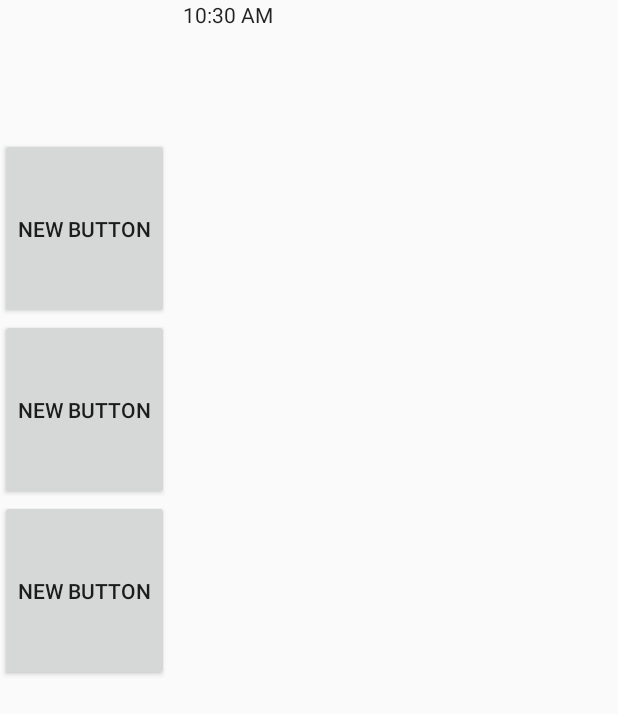
After one commit to appinsideworks/IndicadoresEstadisticos, an Android app: the layout activity_details.xml on its own in the app's theme, with its tools: preview values and no code run, on a phone screen of 412 x 824 dp. The commit adds this screen. Shown: the top 714 px of the screen. Run offline under Robolectric (Android 15) with nearby library versions, the phone set to English and light mode, and no system bars.

Commit message:
Cambios details created

```diff
--- a/app/src/main/java/com/appinsideworks/indicadoresestadisticos/Vista/AnimationUtils.java
+++ b/app/src/main/java/com/appinsideworks/indicadoresestadisticos/Vista/AnimationUtils.java
@@ -13,7 +13,7 @@ public class AnimationUtils {
     public static void animate(RecyclerView.ViewHolder holder, boolean goesDown) {
         AnimatorSet animatorSet = new AnimatorSet();
 
-        ObjectAnimator animateY = ObjectAnimator.ofFloat(holder.itemView, "translationY", goesDown == true ? 100 : 0 , 0);
+        ObjectAnimator animateY = ObjectAnimator.ofFloat(holder.itemView, "translationY", goesDown == true ? 100 : -100 , 0);
         animateY.setDuration(700);
         animatorSet.playTogether(animateY);
         animatorSet.start();
--- a/app/src/main/java/com/appinsideworks/indicadoresestadisticos/Vista/MainFragment.java
+++ b/app/src/main/java/com/appinsideworks/indicadoresestadisticos/Vista/MainFragment.java
@@ -89,6 +89,7 @@ public class MainFragment extends Fragment implements DataDownloadListener, View
 
         //Publicidad
         adView = (AdView) activity.findViewById(R.id.adView);
+        adRequest = new AdRequest.Builder().build();
         adView.loadAd(adRequest);
 
         //Fin
@@ -97,7 +98,6 @@ public class MainFragment extends Fragment implements DataDownloadListener, View
         daoIndicador = new DAOIndicador(activity.getApplicationContext());
         daoIndicador.setDataDownloadListener(this);
         daoIndicador.obtenerIndicadores();
-        adRequest = new AdRequest.Builder().build();
         //Fin
     }
 
--- /dev/null
+++ b/app/src/main/res/layout/activity_details.xml
@@ -0,0 +1,34 @@
+<?xml version="1.0" encoding="utf-8"?>
+<LinearLayout xmlns:android="http://schemas.android.com/apk/res/android"
+    android:orientation="vertical" android:layout_width="match_parent"
+    android:layout_height="match_parent"
+    android:weightSum="1">
+
+    <TextClock
+        android:layout_width="168dp"
+        android:layout_height="wrap_content"
+        android:id="@+id/textClock"
+        android:layout_gravity="center_horizontal"
+        android:layout_weight="0.11" />
+
+    <Button
+        android:layout_width="wrap_content"
+        android:layout_height="wrap_content"
+        android:text="New Button"
+        android:id="@+id/button"
+        android:layout_weight="0.11" />
+
+    <Button
+        android:layout_width="wrap_content"
+        android:layout_height="wrap_content"
+        android:text="New Button"
+        android:id="@+id/button2"
+        android:layout_weight="0.11" />
+
+    <Button
+        android:layout_width="wrap_content"
+        android:layout_height="wrap_content"
+        android:text="New Button"
+        android:id="@+id/button3"
+        android:layout_weight="0.11" />
+</LinearLayout>
--- a/app/src/main/res/values/styles.xml
+++ b/app/src/main/res/values/styles.xml
@@ -6,6 +6,7 @@
         <item name="colorPrimary">@color/colorPrimary</item>
         <item name="colorPrimaryDark">@color/colorPrimaryDark</item>
         <item name="colorAccent">@color/colorAccent</item>
+        <item name="android:windowContentTransitions">true</item>
     </style>
 
 </resources>
```
Also changed, not shown: app/src/main/AndroidManifest.xml (+11 -0 lines), app/src/main/java/com/appinsideworks/indicadoresestadisticos/Controlador/Local/AdapterIndicador.java (+18 -5 lines), app/src/main/java/com/appinsideworks/indicadoresestadisticos/Vista/DetailsActivity.java (added, +19 -0 lines), app/src/main/res/layout/item_indicador.xml (+6 -1 lines).
